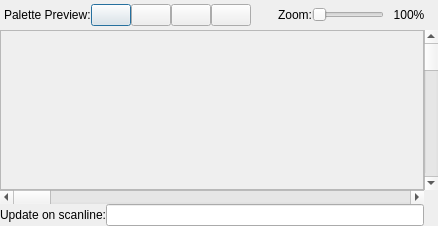
First picture: the form in viewers/chr-rom/chrromdisplaydialog.ui, repository christopherpow/nesicide, before the edit.
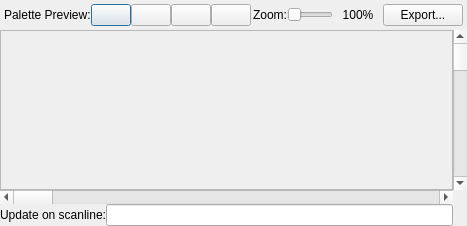
Second picture: the form after the edit. Custom widgets are drawn as their Qt base class.

Commit message: Added ability to export chr-rom banks.

What changed in the file:
```diff
--- a/viewers/chr-rom/chrromdisplaydialog.ui
+++ b/viewers/chr-rom/chrromdisplaydialog.ui
@@ -6,7 +6,7 @@
    <rect>
     <x>0</x>
     <y>0</y>
-    <width>438</width>
+    <width>467</width>
     <height>226</height>
    </rect>
   </property>
@@ -209,6 +209,13 @@
        </property>
       </widget>
      </item>
+     <item>
+      <widget class="QPushButton" name="exportPushButton">
+       <property name="text">
+        <string>  Export...  </string>
+       </property>
+      </widget>
+     </item>
     </layout>
    </item>
    <item row="1" column="2">
```
Left out of the diff: 14 changed lines with no effect on the pictures. The commit also changes 2 other files.
